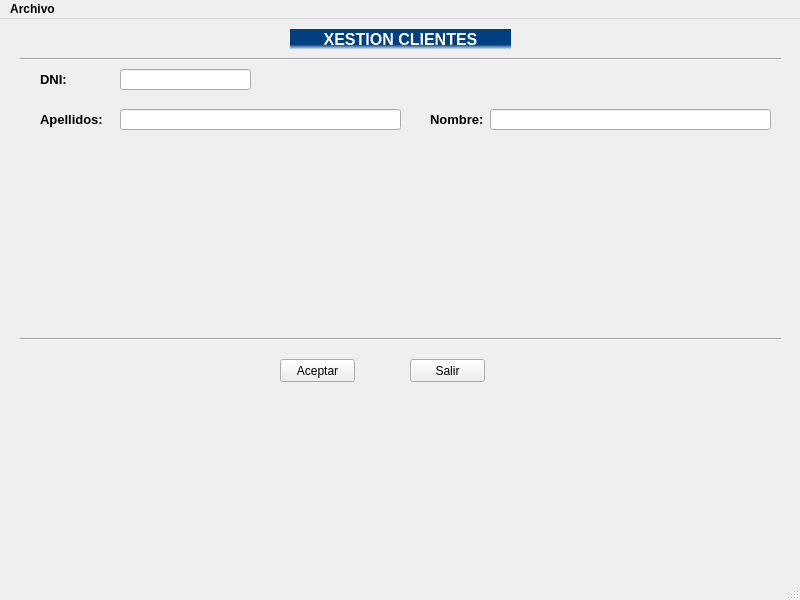
First picture: the form in ventana.ui, repository MelonRodante/ProyectoUno, before the edit.
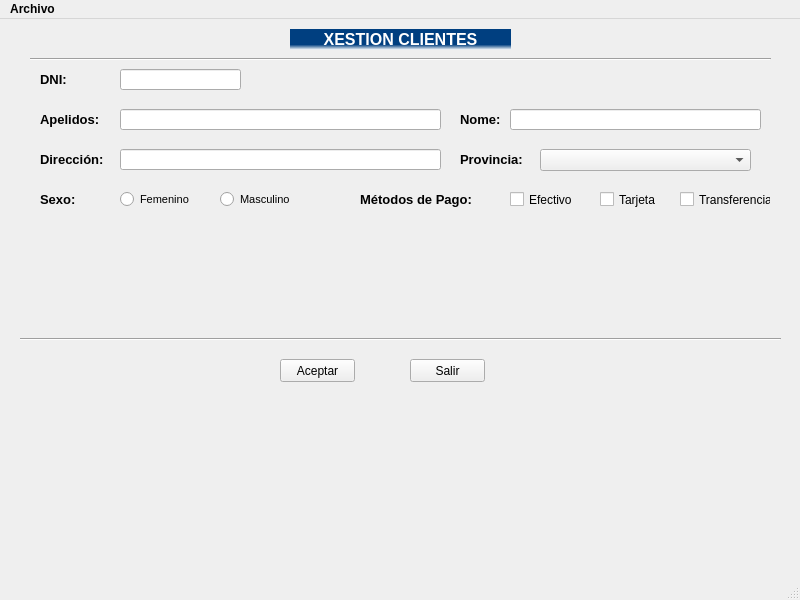
Second picture: the form after the edit.

Commit message: Radio Buttons, CheckBox y ComboBox

The edit to the form file:
```diff
--- a/ventana.ui
+++ b/ventana.ui
@@ -26,9 +26,9 @@
    <widget class="Line" name="lineaSuperior">
     <property name="geometry">
      <rect>
-      <x>20</x>
+      <x>30</x>
       <y>30</y>
-      <width>761</width>
+      <width>741</width>
       <height>20</height>
      </rect>
     </property>
@@ -95,7 +95,7 @@
      <rect>
       <x>120</x>
       <y>50</y>
-      <width>131</width>
+      <width>121</width>
       <height>21</height>
      </rect>
     </property>
@@ -129,7 +129,7 @@
      </font>
     </property>
     <property name="text">
-     <string>Apellidos:</string>
+     <string>Apelidos:</string>
     </property>
    </widget>
    <widget class="QLineEdit" name="editApellido">
@@ -137,7 +137,7 @@
      <rect>
       <x>120</x>
       <y>90</y>
-      <width>281</width>
+      <width>321</width>
       <height>21</height>
      </rect>
     </property>
@@ -156,9 +156,9 @@
    <widget class="QLabel" name="lblNombre">
     <property name="geometry">
      <rect>
-      <x>430</x>
+      <x>460</x>
       <y>90</y>
-      <width>61</width>
+      <width>41</width>
       <height>21</height>
      </rect>
     </property>
@@ -171,15 +171,15 @@
      </font>
     </property>
     <property name="text">
-     <string>Nombre:</string>
+     <string>Nome:</string>
     </property>
    </widget>
    <widget class="QLineEdit" name="editNombre">
     <property name="geometry">
      <rect>
-      <x>490</x>
+      <x>510</x>
       <y>90</y>
-      <width>281</width>
+      <width>251</width>
       <height>21</height>
      </rect>
     </property>
@@ -267,6 +267,223 @@
      <string/>
     </property>
    </widget>
+   <widget class="QLabel" name="lblSexo">
+    <property name="geometry">
+     <rect>
+      <x>40</x>
+      <y>170</y>
+      <width>71</width>
+      <height>21</height>
+     </rect>
+    </property>
+    <property name="font">
+     <font>
+      <family>Tahoma</family>
+      <pointsize>10</pointsize>
+      <weight>75</weight>
+      <bold>true</bold>
+     </font>
+    </property>
+    <property name="text">
+     <string>Sexo:</string>
+    </property>
+   </widget>
+   <widget class="QRadioButton" name="rbtMasc">
+    <property name="geometry">
+     <rect>
+      <x>220</x>
+      <y>170</y>
+      <width>82</width>
+      <height>21</height>
+     </rect>
+    </property>
+    <property name="font">
+     <font>
+      <family>Tahoma</family>
+      <pointsize>8</pointsize>
+      <weight>50</weight>
+      <bold>false</bold>
+     </font>
+    </property>
+    <property name="text">
+     <string>Masculino</string>
+    </property>
+   </widget>
+   <widget class="QRadioButton" name="rbtFem">
+    <property name="geometry">
+     <rect>
+      <x>120</x>
+      <y>170</y>
+      <width>82</width>
+      <height>21</height>
+     </rect>
+    </property>
+    <property name="font">
+     <font>
+      <family>Tahoma</family>
+      <pointsize>8</pointsize>
+      <weight>50</weight>
+      <bold>false</bold>
+     </font>
+    </property>
+    <property name="text">
+     <string>Femenino</string>
+    </property>
+   </widget>
+   <widget class="QLabel" name="lblSexo_2">
+    <property name="geometry">
+     <rect>
+      <x>360</x>
+      <y>170</y>
+      <width>141</width>
+      <height>21</height>
+     </rect>
+    </property>
+    <property name="font">
+     <font>
+      <family>Tahoma</family>
+      <pointsize>10</pointsize>
+      <weight>75</weight>
+      <bold>true</bold>
+     </font>
+    </property>
+    <property name="text">
+     <string>Métodos de Pago:</string>
+    </property>
+   </widget>
+   <widget class="QLabel" name="lblDireccion">
+    <property name="geometry">
+     <rect>
+      <x>40</x>
+      <y>130</y>
+      <width>71</width>
+      <height>21</height>
+     </rect>
+    </property>
+    <property name="font">
+     <font>
+      <family>Tahoma</family>
+      <pointsize>10</pointsize>
+      <weight>75</weight>
+      <bold>true</bold>
+     </font>
+    </property>
+    <property name="text">
+     <string>Dirección:</string>
+    </property>
+   </widget>
+   <widget class="QLineEdit" name="editDireccion">
+    <property name="geometry">
+     <rect>
+      <x>120</x>
+      <y>130</y>
+      <width>321</width>
+      <height>21</height>
+     </rect>
+    </property>
+    <property name="font">
+     <font>
+      <family>Calibri</family>
+      <pointsize>12</pointsize>
+      <weight>50</weight>
+      <bold>false</bold>
+     </font>
+    </property>
+    <property name="text">
+     <string/>
+    </property>
+   </widget>
+   <widget class="QLabel" name="lblProvincia">
+    <property name="geometry">
+     <rect>
+      <x>460</x>
+      <y>130</y>
+      <width>71</width>
+      <height>21</height>
+     </rect>
+    </property>
+    <property name="font">
+     <font>
+      <family>Tahoma</family>
+      <pointsize>10</pointsize>
+      <weight>75</weight>
+      <bold>true</bold>
+     </font>
+    </property>
+    <property name="text">
+     <string>Provincia:</string>
+    </property>
+   </widget>
+   <widget class="QCheckBox" name="chkEfectivo">
+    <property name="geometry">
+     <rect>
+      <x>510</x>
+      <y>170</y>
+      <width>70</width>
+      <height>21</height>
+     </rect>
+    </property>
+    <property name="font">
+     <font>
+      <family>Tahoma</family>
+      <weight>50</weight>
+      <bold>false</bold>
+     </font>
+    </property>
+    <property name="text">
+     <string>Efectivo</string>
+    </property>
+   </widget>
+   <widget class="QCheckBox" name="chkTarjeta">
+    <property name="geometry">
+     <rect>
+      <x>600</x>
+      <y>170</y>
+      <width>70</width>
+      <height>21</height>
+     </rect>
+    </property>
+    <property name="font">
+     <font>
+      <family>Tahoma</family>
+      <weight>50</weight>
+      <bold>false</bold>
+     </font>
+    </property>
+    <property name="text">
+     <string>Tarjeta</string>
+    </property>
+   </widget>
+   <widget class="QCheckBox" name="chkTransferencia">
+    <property name="geometry">
+     <rect>
+      <x>680</x>
+      <y>170</y>
+      <width>91</width>
+      <height>21</height>
+     </rect>
+    </property>
+    <property name="font">
+     <font>
+      <family>Tahoma</family>
+      <weight>50</weight>
+      <bold>false</bold>
+     </font>
+    </property>
+    <property name="text">
+     <string>Transferencia</string>
+    </property>
+   </widget>
+   <widget class="QComboBox" name="cmbProvincia">
+    <property name="geometry">
+     <rect>
+      <x>540</x>
+      <y>130</y>
+      <width>211</width>
+      <height>22</height>
+     </rect>
+    </property>
+   </widget>
   </widget>
   <widget class="QMenuBar" name="menubar">
    <property name="geometry">
```
The commit also changes 3 other files.
